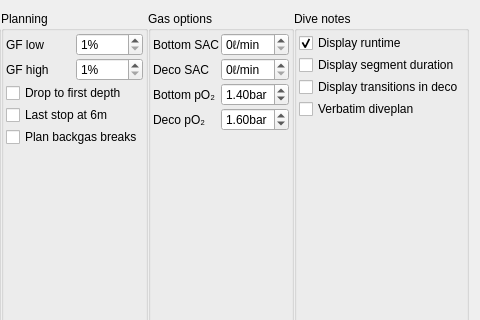
subsurface/subsurface, file qt-ui/plannerSettings.ui: the form before one commit; both pictures show x 622 to 1102 and y 0 to 320 of the 1102 by 442 pixel window.
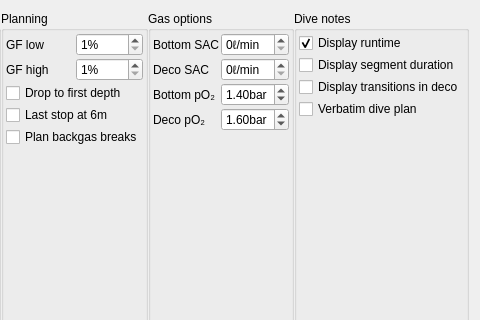
The form after the commit.

Commit message: Correct diveplan as it's dive plan everywhere else in planner

The edit to the form file:
```diff
--- a/qt-ui/plannerSettings.ui
+++ b/qt-ui/plannerSettings.ui
@@ -525,7 +525,7 @@
           <item row="3" column="0">
            <widget class="QCheckBox" name="verbatim_plan">
             <property name="text">
-             <string>Verbatim diveplan</string>
+             <string>Verbatim dive plan</string>
             </property>
            </widget>
           </item>
```
